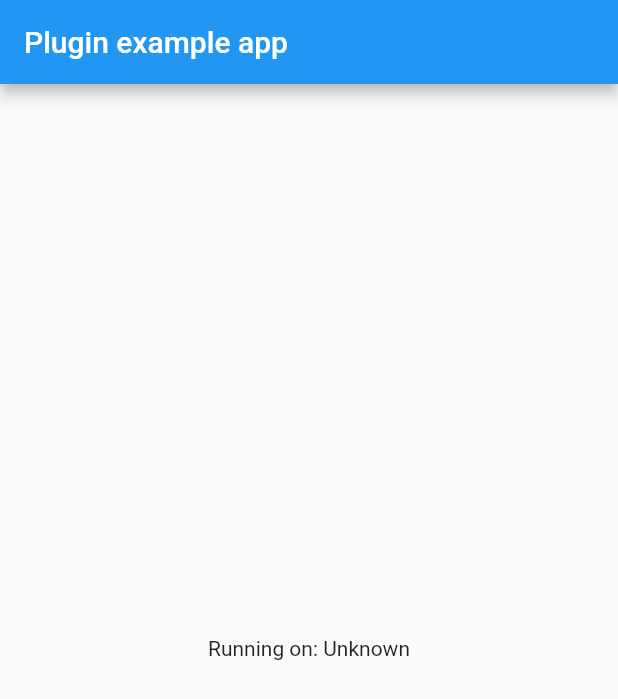
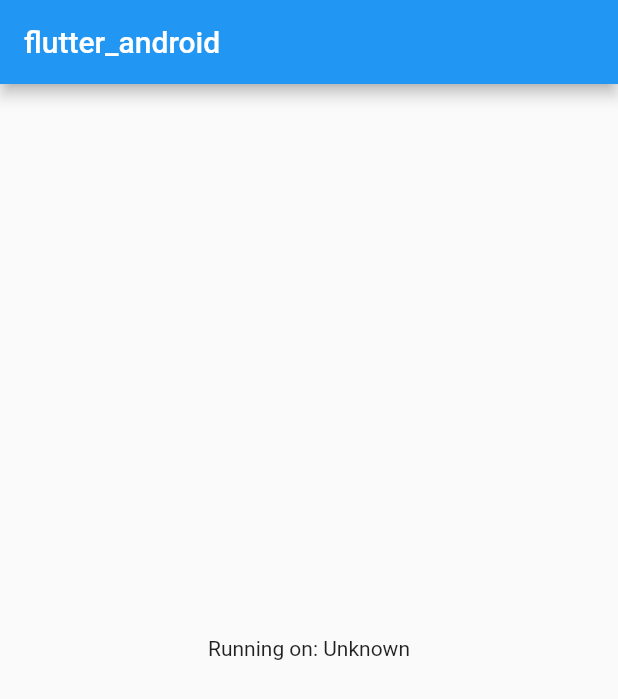
Before and after one commit to drydart/flutter_android, a Flutter app: the screen it shows after launch, on a phone screen of 412 x 824 dp. Shown: the top 699 px of the screen. Run offline on Flutter 3.47's test engine with Material 2 defaults, Android fonts, the light colour scheme and no system bars.

Commit message:
Implemented Android.platformVersion.

```diff
--- a/example/lib/main.dart
+++ b/example/lib/main.dart
@@ -4,17 +4,17 @@ import 'package:flutter/material.dart';
 import 'dart:async';
 
 import 'package:flutter/services.dart';
-import 'package:flutter_android/flutter_android.dart';
+import 'package:flutter_android/android.dart';
 
-void main() => runApp(new MyApp());
+void main() => runApp(ExampleApp());
 
-class MyApp extends StatefulWidget {
+class ExampleApp extends StatefulWidget {
   @override
-  _MyAppState createState() => new _MyAppState();
+  State<ExampleApp> createState() => _ExampleAppState();
 }
 
-class _MyAppState extends State<MyApp> {
-  String _platformVersion = 'Unknown';
+class _ExampleAppState extends State<ExampleApp> {
+  String _platformVersion = "Unknown";
 
   @override
   void initState() {
@@ -27,9 +27,10 @@ class _MyAppState extends State<MyApp> {
     String platformVersion;
     // Platform messages may fail, so we use a try/catch PlatformException.
     try {
-      platformVersion = await FlutterAndroid.platformVersion;
-    } on PlatformException {
-      platformVersion = 'Failed to get platform version.';
+      platformVersion = await Android.platformVersion;
+    }
+    on PlatformException {
+      platformVersion = "Failed to get platform version.";
     }
 
     // If the widget was removed from the tree while the asynchronous platform
@@ -44,13 +45,13 @@ class _MyAppState extends State<MyApp> {
 
   @override
   Widget build(BuildContext context) {
-    return new MaterialApp(
-      home: new Scaffold(
-        appBar: new AppBar(
-          title: const Text('Plugin example app'),
+    return MaterialApp(
+      home: Scaffold(
+        appBar: AppBar(
+          title: Text("flutter_android"),
         ),
-        body: new Center(
-          child: new Text('Running on: $_platformVersion\n'),
+        body: Center(
+          child: Text("Running on: $_platformVersion\n"),
         ),
       ),
     );
--- /dev/null
+++ b/lib/android.dart
@@ -0,0 +1,17 @@
+/* This is free and unencumbered software released into the public domain. */
+
+library android;
+
+import 'dart:async';
+
+import 'package:flutter/services.dart';
+
+/// Android metadata.
+abstract class Android {
+  static const MethodChannel _channel = MethodChannel('flutter_android/Android');
+
+  /// Returns the Android platform version.
+  static Future<String> get platformVersion async {
+    return await _channel.invokeMethod('getPlatformVersion');
+  }
+}
--- a/lib/flutter_android.dart
+++ /dev/null
@@ -1,15 +0,0 @@
-/* This is free and unencumbered software released into the public domain. */
-
-import 'dart:async';
-
-import 'package:flutter/services.dart';
-
-class FlutterAndroid {
-  static const MethodChannel _channel =
-      const MethodChannel('flutter_android');
-
-  static Future<String> get platformVersion async {
-    final String version = await _channel.invokeMethod('getPlatformVersion');
-    return version;
-  }
-}
```
Also changed, not shown: 5 other files.
